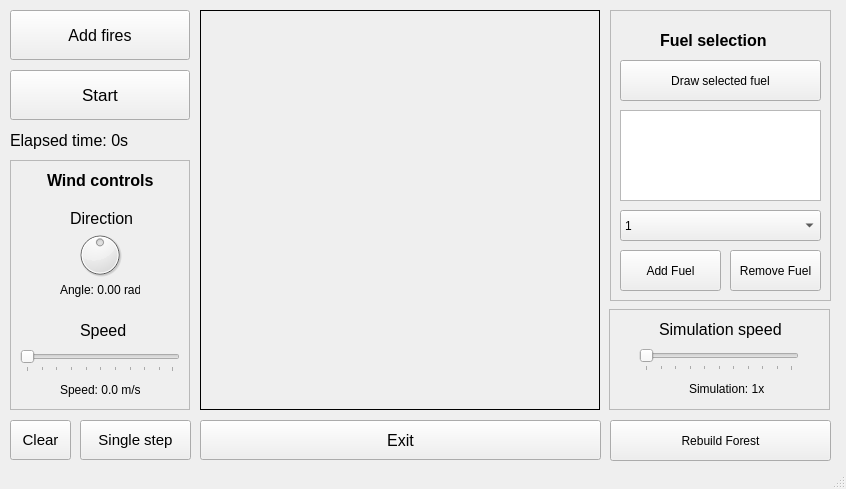
The window that gui/mainwindow.ui (Arpa97/ProgettoFisica) describes before a commit, drawn with Qt 5.
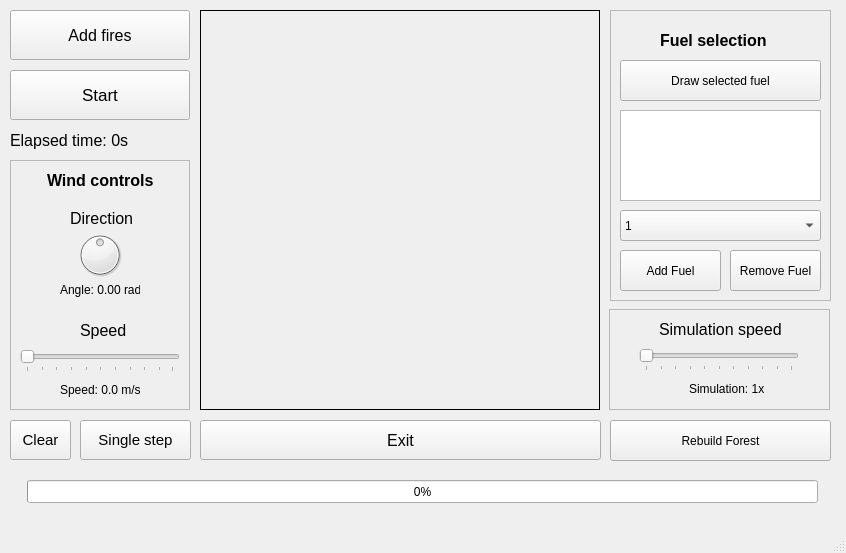
The same window after the commit. Icons and pictures are not drawn.

Commit message: FIX MISSING PARTS

What changed in the file:
```diff
--- a/gui/mainwindow.ui
+++ b/gui/mainwindow.ui
@@ -7,7 +7,7 @@
     <x>0</x>
     <y>0</y>
     <width>846</width>
-    <height>489</height>
+    <height>553</height>
    </rect>
   </property>
   <property name="windowTitle">
@@ -519,6 +519,19 @@
      </property>
     </widget>
    </widget>
+   <widget class="QProgressBar" name="progressBar">
+    <property name="geometry">
+     <rect>
+      <x>27</x>
+      <y>480</y>
+      <width>791</width>
+      <height>23</height>
+     </rect>
+    </property>
+    <property name="value">
+     <number>0</number>
+    </property>
+   </widget>
    <zorder>frame</zorder>
    <zorder>mainPicture</zorder>
    <zorder>singleAdvanceButton</zorder>
```
The commit also changes 1 other file.
